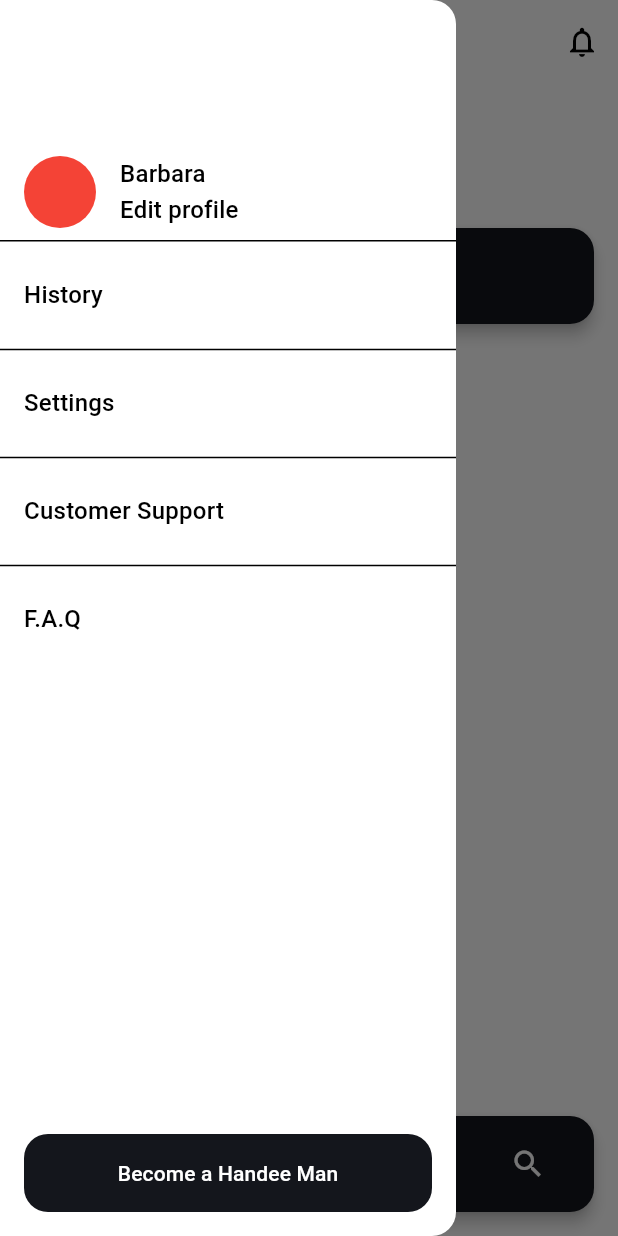
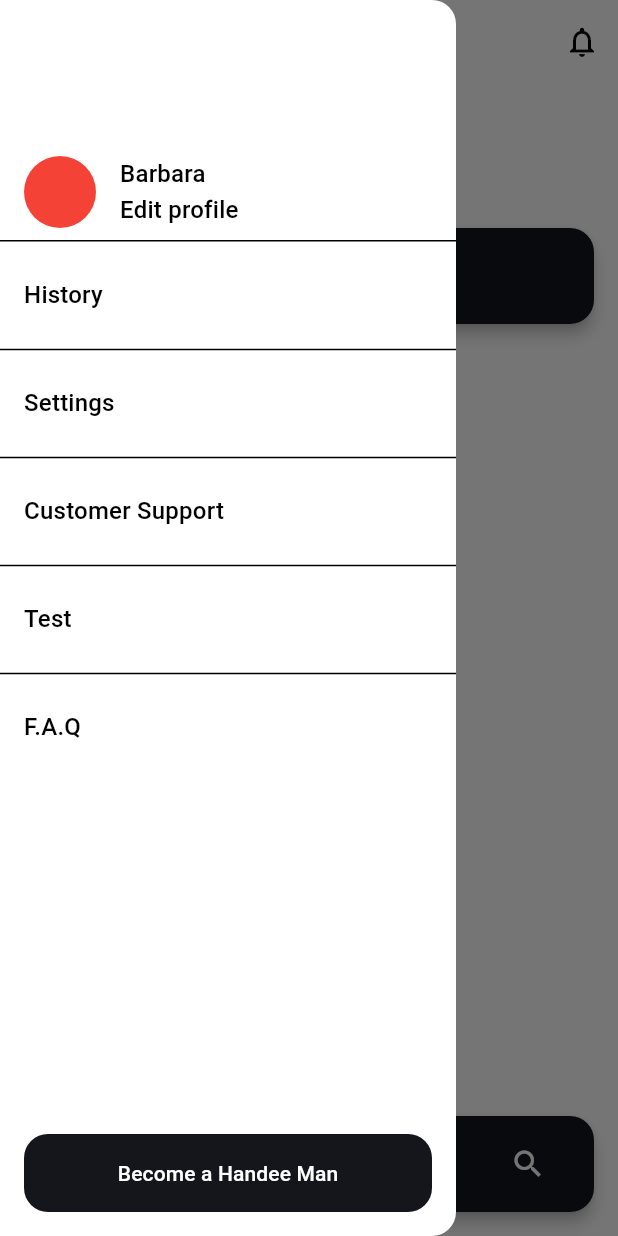
Before and after one commit to Handees/mobile, a Flutter app: the HomeScreen screen opened by its route, with the side drawer open, on a phone screen of 412 x 824 dp. Run offline on Flutter 3.47's test engine with Material 2 defaults, Android fonts, the phone set to English and light mode, and no system bars; our stand-ins replace google_fonts.

Commit message:
test enviroment migration

```diff
--- a/lib/features/home/ui/home_screen.dart
+++ b/lib/features/home/ui/home_screen.dart
@@ -1,10 +1,12 @@
 import 'package:flutter/material.dart';
 import 'package:flutter/services.dart';
+import 'package:handees/features/test/test.dart';
 
 import 'package:handees/res/shapes.dart';
 import 'package:handees/routes/routes.dart';
 import 'package:handees/theme/theme.dart';
 import 'package:handees/utils/widgets/custom_delegate.dart';
+// import 'package:http/http.dart';
 
 import 'pick_service_bottom_sheet.dart';
 import 'service_card.dart';
@@ -96,6 +98,25 @@ class HomeScreen extends StatelessWidget {
                   height: drawerItemHeight,
                   child: Text(
                     'Customer Support',
+                    style: Theme.of(context).textTheme.titleMedium,
+                  ),
+                ),
+              ),
+              Divider(),
+              InkWell(
+                onTap: () {
+                  Navigator.of(context).push(MaterialPageRoute(
+                    builder: (context) {
+                      return Test();
+                    },
+                  ));
+                },
+                child: Container(
+                  padding: EdgeInsets.symmetric(horizontal: 16.0),
+                  alignment: Alignment.centerLeft,
+                  height: drawerItemHeight,
+                  child: Text(
+                    'Test',
                     style: Theme.of(context).textTheme.titleMedium,
                   ),
                 ),
--- a/pubspec.yaml
+++ b/pubspec.yaml
@@ -35,6 +35,10 @@ dependencies:
   # Use with the CupertinoIcons class for iOS style icons.
   cupertino_icons: ^1.0.2
   google_fonts: ^3.0.1
+  geolocator: ^9.0.1
+  firebase_auth: ^3.7.0
+  firebase_core: ^1.21.1
+  socket_io_client: ^2.0.0
 
 dev_dependencies:
   flutter_test:
```
Also changed, not shown: pubspec.lock, 1 other file.
